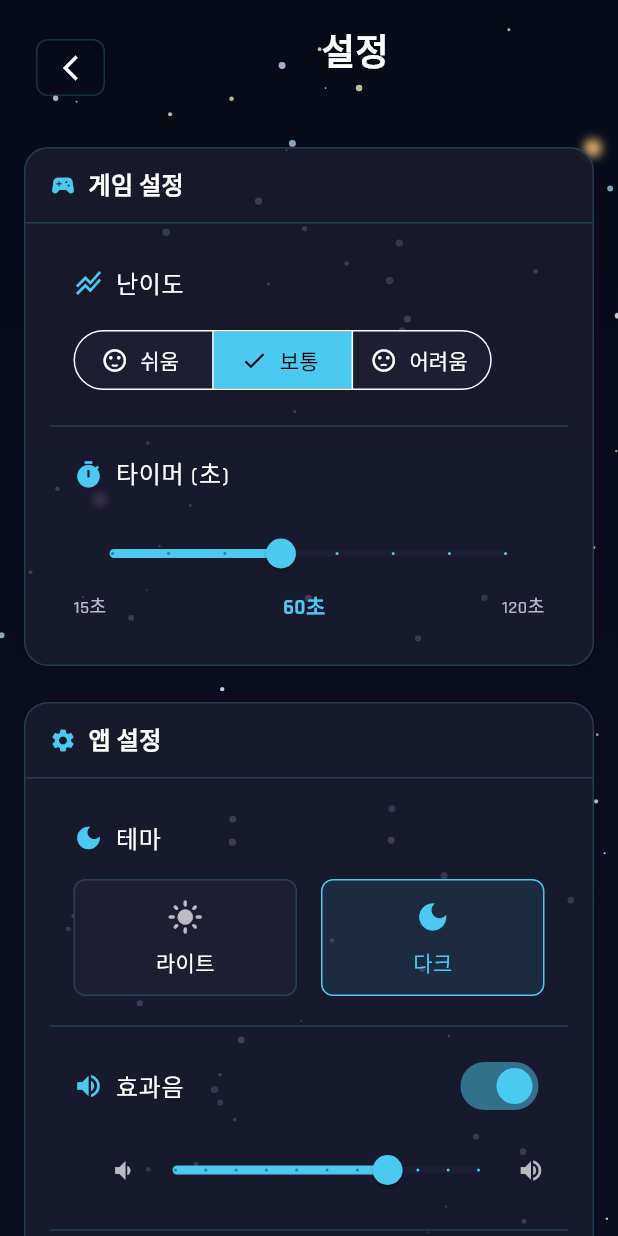
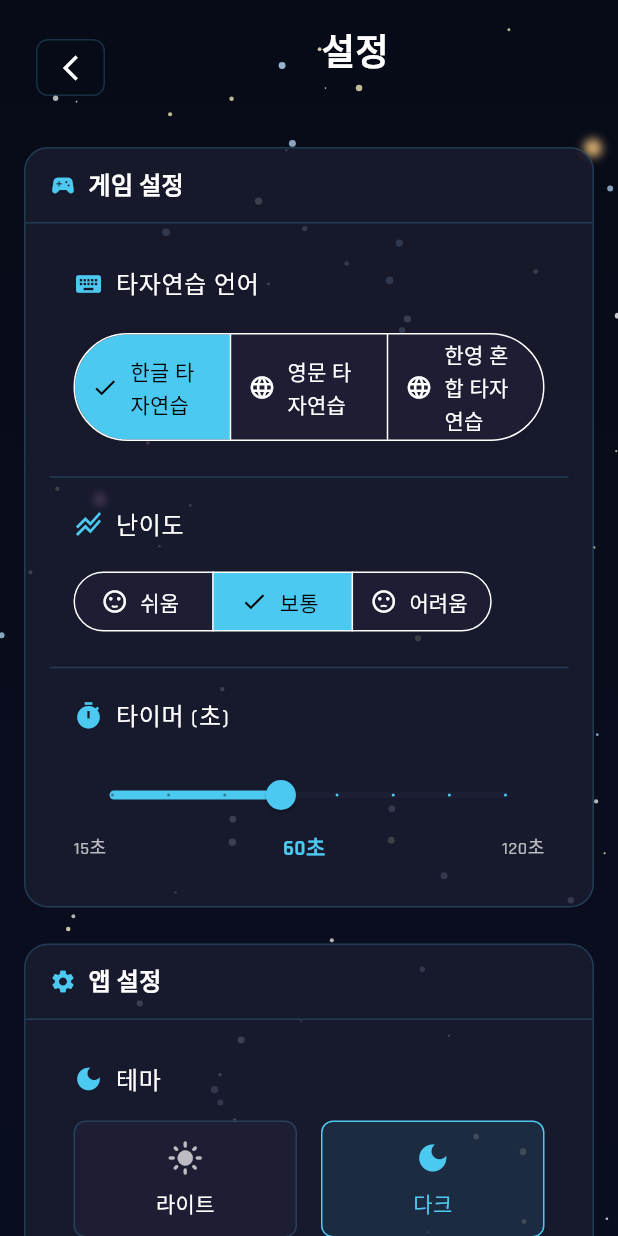
Before and after one commit to Do-Boo/galaxy-typing, a Flutter app: the SettingsScreen screen opened directly, on a phone screen of 412 x 824 dp. Run offline on Flutter 3.47's test engine with Material 3 defaults, Android fonts, the phone set to English and light mode, and no system bars; our stand-ins replace hive_flutter, just_audio, shared_preferences; accounts and stored records are empty.

Commit message:
feat: 타자연습 언어 설정 옵션 추가 (한글/영문/한영혼합)

```diff
--- a/lib/controllers/settings_controller.dart
+++ b/lib/controllers/settings_controller.dart
@@ -39,6 +39,7 @@ class SettingsController with ChangeNotifier {
   static const String _keySoundVolume = 'sound_volume';
   static const String _keyLanguage = 'language';
   static const String _keyTimerDuration = 'timer_duration';
+  static const String _keyTypingLanguage = 'typing_language';
 
   // 설정 값들
   double _musicVolume = 0.5;
@@ -55,6 +56,7 @@ class SettingsController with ChangeNotifier {
   bool _musicEnabled = true;
   int _timerDuration = 60; // 기본 타이머 시간 (초)
   LanguageOption _language = LanguageOption.korean; // 기본 언어: 한국어
+  LanguageOption _typingLanguage = LanguageOption.korean; // 기본 타자연습 언어: 한국어
 
   // 생성자 (private)
   SettingsController._create();
@@ -119,6 +121,9 @@ class SettingsController with ChangeNotifier {
     _timeChallengeDuration = _prefs.getInt(_keyTimeChallengeDuration) ?? 60;
     _timerDuration = _prefs.getInt(_keyTimerDuration) ?? 60;
 
+    final typingLanguageIndex = _prefs.getInt(_keyTypingLanguage) ?? 0;
+    _typingLanguage = LanguageOption.values[typingLanguageIndex];
+
     notifyListeners();
   }
 
@@ -145,6 +150,7 @@ class SettingsController with ChangeNotifier {
     await _prefs.setDouble(_keySoundVolume, _soundEffectsVolume);
     await _prefs.setInt(_keyLanguage, _language.index);
     await _prefs.setInt(_keyTimerDuration, _timerDuration);
+    await _prefs.setInt(_keyTypingLanguage, _typingLanguage.index);
   }
 
   // 기본값으로 재설정
@@ -163,6 +169,7 @@ class SettingsController with ChangeNotifier {
     _soundEnabled = true;
     _musicEnabled = true;
     _language = LanguageOption.korean;
+    _typingLanguage = LanguageOption.korean;
 
     await _saveSettings();
     notifyListeners();
@@ -231,6 +238,14 @@ class SettingsController with ChangeNotifier {
   LanguageOption get language => _language;
   set language(LanguageOption value) {
     _language = value;
+    _saveSettingsAsync();
+    notifyListeners();
+  }
+
+  // [getter/setter] - TypingLanguage
+  LanguageOption get typingLanguage => _typingLanguage;
+  set typingLanguage(LanguageOption value) {
+    _typingLanguage = value;
     _saveSettingsAsync();
     notifyListeners();
   }
@@ -307,6 +322,7 @@ class SettingsController with ChangeNotifier {
 
     print('===== 현재 설정값 =====');
     print('언어: $_language');
+    print('타자연습 언어: $_typingLanguage');
     print('글꼴 크기: $_fontSize');
     print('다크 테마: $_darkThemeEnabled');
     print('고대비 모드: $_highContrastMode');
@@ -329,6 +345,7 @@ class SettingsController with ChangeNotifier {
 
     print('===== 저장된 설정값 =====');
     print('언어: ${prefs.getInt(_keyLanguage)}');
+    print('타자연습 언어: ${prefs.getInt(_keyTypingLanguage)}');
     print('글꼴 크기: ${prefs.getDouble(_keyFontSize)}');
     print('다크 테마: ${prefs.getBool(_keyDarkThemeEnabled)}');
     print('고대비 모드: ${prefs.getBool(_keyHighContrastMode)}');
--- a/lib/models/game_settings.dart
+++ b/lib/models/game_settings.dart
@@ -34,6 +34,9 @@ enum LanguageOption {
 
   /// 영어
   english,
+
+  /// 한영 혼합
+  mixedKoreanEnglish,
 }
 
 enum SoundEffectLevel { off, low, medium, high }
--- a/lib/utils/localization.dart
+++ b/lib/utils/localization.dart
@@ -56,6 +56,12 @@ class AppLocalizations {
       'reset': '초기화',
       'cancel': '취소',
       'reset_success': '설정이 기본값으로 재설정되었습니다',
+
+      // 타자연습 언어 설정
+      'typing_language': '타자연습 언어',
+      'korean_typing': '한글 타자연습',
+      'english_typing': '영문 타자연습',
+      'mixed_typing': '한영 혼합 타자연습',
 
       // 난이도
       'easy': '쉬움',
@@ -124,6 +130,12 @@ class AppLocalizations {
       'cancel': 'Cancel',
       'reset_success': 'Settings have been reset to defaults',
 
+      // 타자연습 언어 설정
+      'typing_language': 'Typing Language',
+      'korean_typing': 'Korean Typing Practice',
+      'english_typing': 'English Typing Practice',
+      'mixed_typing': 'Mixed Typing Practice',
+
       // 난이도
       'easy': 'Easy',
       'medium': 'Medium',
--- a/lib/views/settings_screen.dart
+++ b/lib/views/settings_screen.dart
@@ -252,6 +252,16 @@ class _SettingsScreenState extends State<SettingsScreen> {
       child: Column(
         crossAxisAlignment: CrossAxisAlignment.start,
         children: [
+          // 타자연습 언어 설정
+          _buildSettingSection(
+            context: context,
+            title: context.tr('typing_language'),
+            icon: Icons.keyboard,
+            child: _buildTypingLanguageSelector(context, settingsController),
+          ),
+
+          const Divider(color: AppColors.borderColor),
+
           // 난이도 설정
           _buildSettingSection(
             context: context,
@@ -742,6 +752,48 @@ class _SettingsScreenState extends State<SettingsScreen> {
     );
   }
 
+  // 타자연습 언어 선택 위젯
+  Widget _buildTypingLanguageSelector(
+    BuildContext context,
+    SettingsController settingsController,
+  ) {
+    return SegmentedButton<LanguageOption>(
+      segments: [
+        ButtonSegment<LanguageOption>(
+          value: LanguageOption.korean,
+          label: Text(context.tr('korean_typing')),
+          icon: const Icon(Icons.language),
+        ),
+        ButtonSegment<LanguageOption>(
+          value: LanguageOption.english,
+          label: Text(context.tr('english_typing')),
+          icon: const Icon(Icons.language),
+        ),
+        ButtonSegment<LanguageOption>(
+          value: LanguageOption.mixedKoreanEnglish,
+          label: Text(context.tr('mixed_typing')),
+          icon: const Icon(Icons.language),
+        ),
+      ],
+      selected: {settingsController.typingLanguage},
+      onSelectionChanged: (newSelection) {
+        if (newSelection.isNotEmpty) {
+          settingsController.typingLanguage = newSelection.first;
+        }
+      },
+      style: ButtonStyle(
+        backgroundColor: WidgetStateProperty.resolveWith<Color>(
+          (states) {
+            if (states.contains(WidgetState.selected)) {
+              return AppColors.primary;
+            }
+            return AppColors.backgroundLighter;
+          },
+        ),
+      ),
+    );
+  }
+
   // 설정 재설정 확인 대화상자
   Future<bool> _showResetConfirmDialog(BuildContext context) async {
     return await showDialog<bool>(
```
